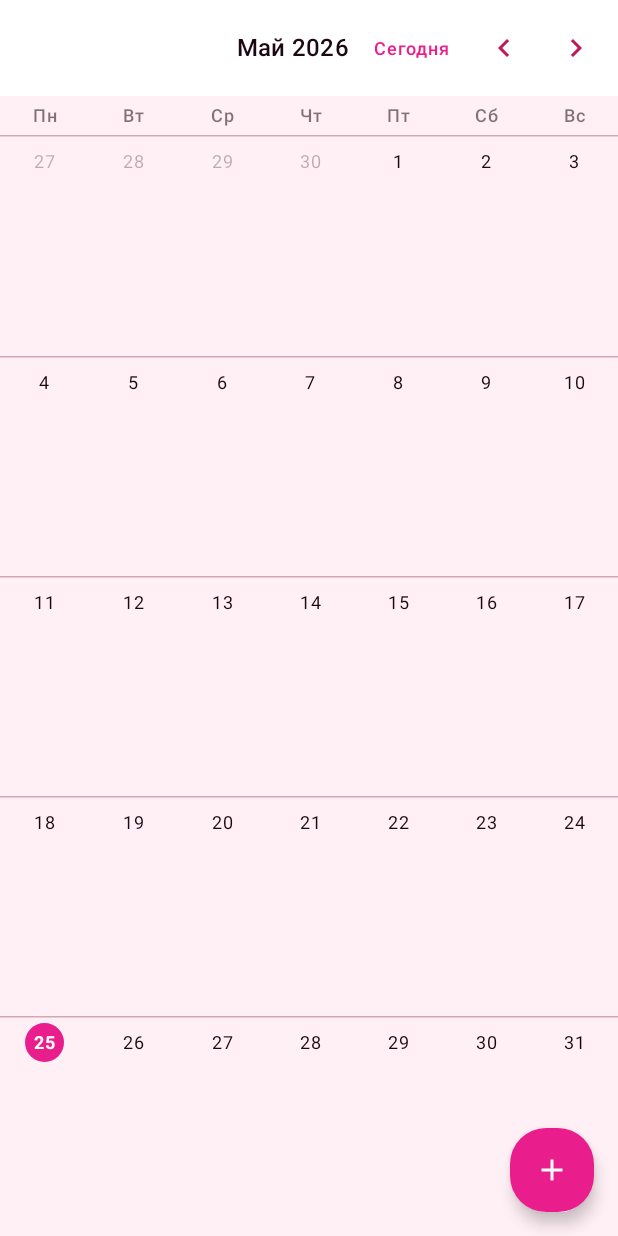
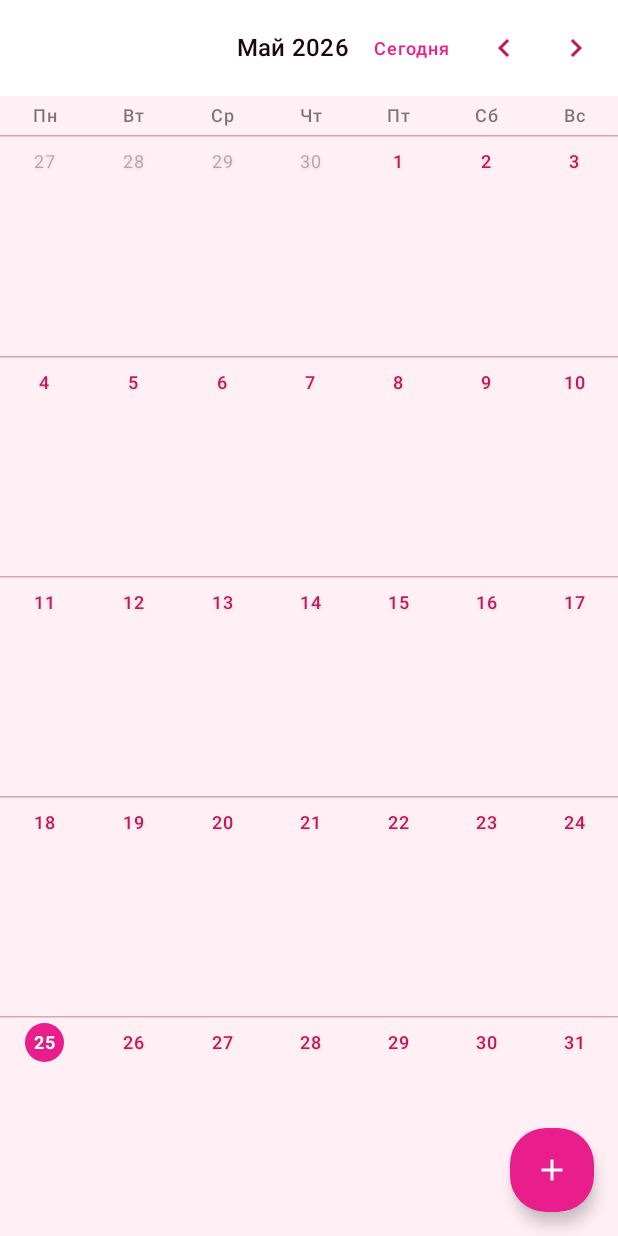
Before and after one commit to Masechka/MyCutieSchedule, an Android app built with Jetpack Compose: the MonthCalendarScreen screen opened through its navigation route, on a phone screen of 412 x 824 dp. Run offline under Robolectric (Android 15) with nearby library versions, the phone set to English and light mode, and no system bars; our stand-ins replace Dagger/Hilt's generated code, Firebase (no records; nobody signed in at launch, a user with empty details on screens opened directly), Timber.

Commit message:
styling in month cells

```diff
--- a/app/src/main/java/com/example/mycutieschedule/presentation/screens/calendar/MonthCalendarScreen.kt
+++ b/app/src/main/java/com/example/mycutieschedule/presentation/screens/calendar/MonthCalendarScreen.kt
@@ -15,6 +15,7 @@ import androidx.compose.foundation.layout.width
 import androidx.compose.foundation.pager.HorizontalPager
 import androidx.compose.foundation.pager.rememberPagerState
 import androidx.compose.foundation.shape.CircleShape
+import androidx.compose.foundation.shape.RoundedCornerShape
 import androidx.compose.material.icons.Icons
 import androidx.compose.material.icons.filled.Add
 import androidx.compose.material.icons.filled.ChevronLeft
@@ -35,8 +36,10 @@ import androidx.compose.runtime.getValue
 import androidx.compose.runtime.remember
 import androidx.compose.ui.Alignment
 import androidx.compose.ui.Modifier
+import androidx.compose.ui.geometry.Offset
 import androidx.compose.ui.graphics.Color
 import androidx.compose.ui.graphics.lerp
+import androidx.compose.ui.graphics.Shadow
 import androidx.compose.ui.text.font.FontWeight
 import androidx.compose.ui.text.style.TextAlign
 import androidx.compose.ui.text.style.TextOverflow
@@ -51,6 +54,7 @@ import com.example.mycutieschedule.presentation.theme.Pink200
 import com.example.mycutieschedule.presentation.theme.Pink400
 import com.example.mycutieschedule.presentation.theme.Pink50
 import com.example.mycutieschedule.presentation.theme.Pink500
+import com.example.mycutieschedule.presentation.theme.Pink700
 import com.example.mycutieschedule.presentation.theme.White
 import java.time.LocalDate
 import java.time.YearMonth
@@ -64,6 +68,10 @@ private const val BASE_PAGE = 500
 
 private val RussianLocale = Locale("ru", "RU")
 private val WeekDayNames  = listOf("Пн", "Вт", "Ср", "Чт", "Пт", "Сб", "Вс")
+
+// Events area shows the same workload hue at this fraction of the full alpha.
+// 0.5 gives a noticeably softer band while keeping the hue recognisable.
+private const val EVENTS_AREA_ALPHA = 0.5f
 
 // ── Workload color mapper ─────────────────────────────────────────────────────
 //
@@ -96,6 +104,33 @@ private fun workloadColor(intensity: Float): Color {
     }
     return WorkloadStops.last().second
 }
+
+// ── Cell content color ────────────────────────────────────────────────────────
+//
+// Three-stop text color scale that adapts to the workload background:
+//
+//   0.00 → Pink700  #C2185B  dark rose/raspberry   — light/empty cells
+//   0.45 → onSurface         neutral dark           — medium-pink cells
+//   0.65 → White             near-white             — hot-pink/raspberry cells
+//
+// Starting from Pink700 instead of onSurface gives light-load days a
+// noticeably deeper rose text that pops against the pale pink background
+// and stays on-brand. onSurface takes over for the medium range where
+// neutral dark achieves better luminance contrast. White closes the scale.
+
+private fun cellContentColor(intensity: Float, onSurface: Color): Color = when {
+    intensity < 0.45f -> lerp(Pink700, onSurface, (intensity / 0.45f).coerceIn(0f, 1f))
+    intensity > 0.65f -> White
+    else              -> lerp(onSurface, White, (intensity - 0.45f) / 0.20f)
+}
+
+// Extremely subtle depth shadow — nearly invisible on light days, slightly
+// enhances separation on saturated backgrounds.
+private val CellTextShadow = Shadow(
+    color      = Color.Black.copy(alpha = 0.12f),
+    offset     = Offset(0f, 0.8f),
+    blurRadius = 2.5f,
+)
 
 // ── Cell data model ───────────────────────────────────────────────────────────
 
@@ -316,15 +351,30 @@ private fun DayCell(
     modifier: Modifier = Modifier,
 ) {
     val bgColor = if (!cell.isCurrentMonth) Color.Transparent else workloadColor(cell.intensity)
+    // Events area uses the same hue at reduced alpha so the workload tint stays
+    // recognisable but provides a softer reading surface for event labels.
+    val eventsBgColor = when {
+        !cell.isCurrentMonth -> Color.Transparent
+        cell.intensity <= 0f -> Color.Transparent
+        else                 -> bgColor.copy(alpha = EVENTS_AREA_ALPHA)
+    }
+
+    val onSurface    = MaterialTheme.colorScheme.onSurface
+    val contentColor = if (cell.isCurrentMonth) cellContentColor(cell.intensity, onSurface)
+                       else onSurface.copy(alpha = 0.3f)
 
     Column(
         horizontalAlignment = Alignment.CenterHorizontally,
-        modifier = modifier
+        modifier = modifier.clickable(onClick = onClick),
+    ) {
+        // ── Date zone — full workload intensity ───────────────────────────
+        Box(
+            contentAlignment = Alignment.Center,
+            modifier = Modifier
+                .fillMaxWidth()
                 .background(bgColor)
-            .clickable(onClick = onClick)
-            .padding(horizontal = 2.dp, vertical = 3.dp),
+                .padding(start = 2.dp, top = 3.dp, end = 2.dp, bottom = 2.dp),
         ) {
-        // Day number — today gets a pink circle; all other days render plain
             Box(
                 contentAlignment = Alignment.Center,
                 modifier = Modifier
@@ -334,30 +384,39 @@ private fun DayCell(
                     ),
             ) {
                 Text(
-                text  = cell.date.dayOfMonth.toString(),
-                style = MaterialTheme.typography.bodySmall,
-                fontWeight = if (cell.isToday) FontWeight.Bold else FontWeight.Normal,
-                color = when {
-                    cell.isToday         -> White
-                    !cell.isCurrentMonth -> MaterialTheme.colorScheme.onSurface.copy(alpha = 0.3f)
-                    else                 -> MaterialTheme.colorScheme.onSurface
+                    text       = cell.date.dayOfMonth.toString(),
+                    style      = MaterialTheme.typography.bodySmall.copy(shadow = CellTextShadow),
+                    fontWeight = when {
+                        cell.isToday        -> FontWeight.Bold
+                        cell.isCurrentMonth -> FontWeight.SemiBold
+                        else                -> FontWeight.Normal
                     },
+                    color      = if (cell.isToday) White else contentColor,
                 )
             }
+        }
 
-        // Event labels (up to 2 dots) + overflow count
+        // ── Events zone — same hue, softened (EVENTS_AREA_ALPHA) ─────────
         val visible  = cell.events.take(2)
         val overflow = cell.events.size - visible.size
 
+        Column(
+            horizontalAlignment = Alignment.CenterHorizontally,
+            modifier = Modifier
+                .fillMaxWidth()
+                .weight(1f)
+                .background(eventsBgColor)
+                .padding(start = 2.dp, top = 1.dp, end = 2.dp, bottom = 3.dp),
+        ) {
             visible.forEach { event ->
-            EventDotLabel(event = event, dimmed = !cell.isCurrentMonth)
+                EventDotLabel(event = event, textColor = contentColor)
             }
 
             if (overflow > 0) {
                 Text(
                     text      = "+$overflow",
-                style     = MaterialTheme.typography.labelSmall,
-                color     = MaterialTheme.colorScheme.onSurface.copy(alpha = 0.6f),
+                    style     = MaterialTheme.typography.labelSmall.copy(shadow = CellTextShadow),
+                    color     = contentColor.copy(alpha = 0.7f),
                     modifier  = Modifier
                         .fillMaxWidth()
                         .padding(horizontal = 6.dp, vertical = 1.dp),
@@ -366,34 +425,35 @@ private fun DayCell(
             }
         }
     }
+}
 
 @Composable
 private fun EventDotLabel(
-    event:    Event,
-    dimmed:   Boolean = false,
-    modifier: Modifier = Modifier,
+    event:     Event,
+    textColor: Color,
+    modifier:  Modifier = Modifier,
 ) {
-    val dotColor  = AllEventColors.getOrElse(event.color.ordinal) { Pink500 }
-    val textAlpha = if (dimmed) 0.45f else 0.9f
+    val accentColor = AllEventColors.getOrElse(event.color.ordinal) { Pink500 }
 
     Row(
         verticalAlignment = Alignment.CenterVertically,
         modifier = modifier
             .fillMaxWidth()
-            .padding(horizontal = 3.dp, vertical = 1.dp),
+            .padding(horizontal = 3.dp, vertical = 2.dp),
     ) {
+        // Thin vertical accent line — more structured than a circle dot
         Box(
             modifier = Modifier
-                .size(5.dp)
-                .background(dotColor, CircleShape),
+                .size(width = 3.dp, height = 11.dp)
+                .background(accentColor, RoundedCornerShape(1.dp)),
         )
         Spacer(Modifier.width(3.dp))
         Text(
             text     = event.title,
             maxLines = 1,
             overflow = TextOverflow.Ellipsis,
-            style    = MaterialTheme.typography.labelSmall,
-            color    = MaterialTheme.colorScheme.onSurface.copy(alpha = textAlpha),
+            style    = MaterialTheme.typography.labelSmall.copy(shadow = CellTextShadow),
+            color    = textColor,
         )
     }
 }
```
Lines whose indentation alone changed are shown as unchanged.
